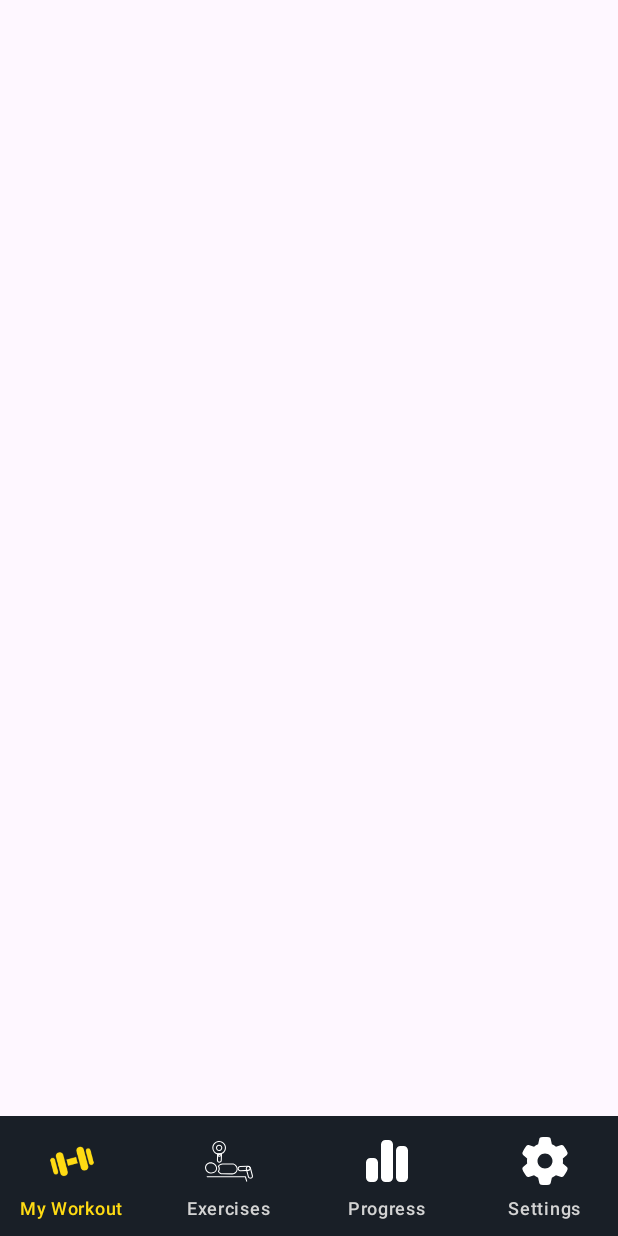
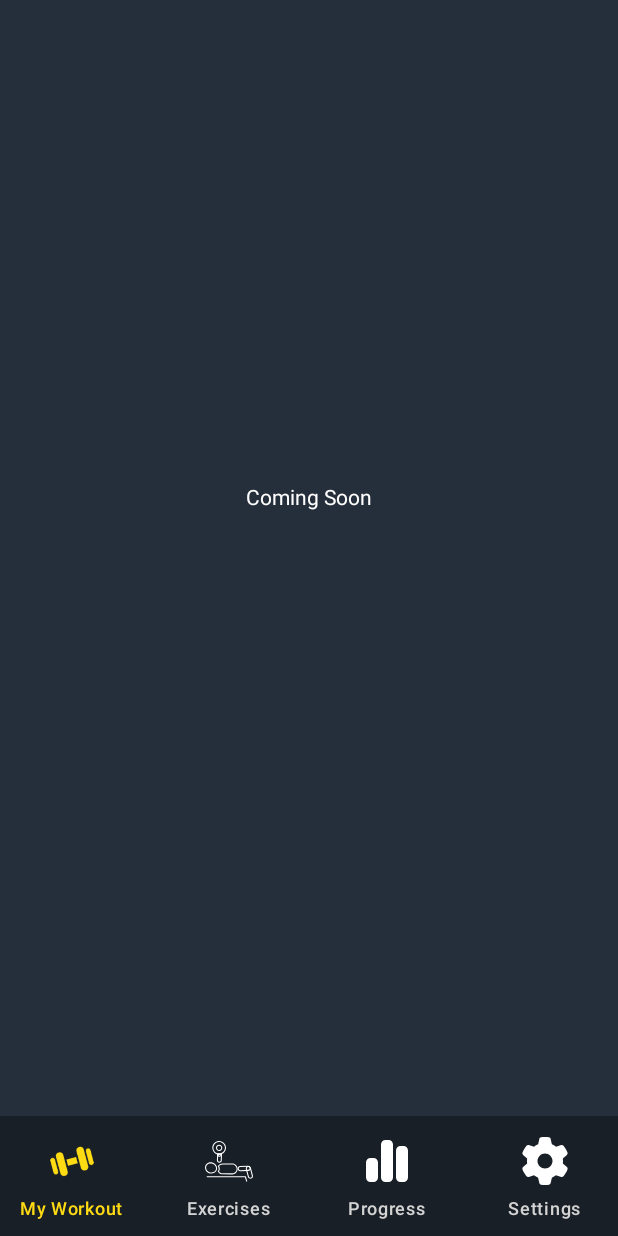
Before and after one commit to lauraldo/my_workout, an Android app built with Jetpack Compose: the EmptyScreen screen opened through its navigation route, on a phone screen of 412 x 824 dp. Run offline under Robolectric (Android 15) with nearby library versions, the phone set to English and light mode, and no system bars; our stand-ins replace Dagger/Hilt's generated code.

Commit message:
improve UI + add filters panel

```diff
--- /dev/null
+++ b/app/src/main/java/com/niolasdev/myworkout/data/Filter.kt
@@ -0,0 +1,6 @@
+package com.niolasdev.myworkout.data
+
+data class Filter(
+    val name: String,
+    val isRefreshing: Boolean,
+)
--- a/app/src/main/java/com/niolasdev/myworkout/domain/WorkoutRepository.kt
+++ b/app/src/main/java/com/niolasdev/myworkout/domain/WorkoutRepository.kt
@@ -1,8 +1,10 @@
 package com.niolasdev.myworkout.domain
 
+import com.niolasdev.myworkout.data.Filter
 import com.niolasdev.myworkout.data.WorkoutData
 
 interface WorkoutRepository {
 
     suspend fun getWorkoutData(): WorkoutResult<WorkoutData>
+    suspend fun getFilters(): List<Filter>
 }
--- a/app/src/main/java/com/niolasdev/myworkout/domain/WorkoutRepositoryImpl.kt
+++ b/app/src/main/java/com/niolasdev/myworkout/domain/WorkoutRepositoryImpl.kt
@@ -1,6 +1,7 @@
 package com.niolasdev.myworkout.domain
 
 import android.content.Context
+import com.niolasdev.myworkout.data.Filter
 import com.niolasdev.myworkout.data.WorkoutData
 import kotlinx.serialization.json.Json
 import javax.inject.Inject
@@ -25,4 +26,16 @@ class WorkoutRepositoryImpl @Inject constructor(
             WorkoutResult.Error(e)
         }
     }
+
+    override suspend fun getFilters(): List<Filter> {
+        return listOf(
+            Filter("Muscles (16)", false),
+            Filter("45-60 Min", false),
+            Filter("Schedule", false),
+            Filter("Basic Exercises", false),
+            Filter("Equipment (64)", false),
+            Filter("Goals (1)", false),
+            Filter("Refresh Plan", true),
+        )
+    }
 }
--- a/app/src/main/java/com/niolasdev/myworkout/ui/EmptyScreen.kt
+++ b/app/src/main/java/com/niolasdev/myworkout/ui/EmptyScreen.kt
@@ -1,9 +1,23 @@
 package com.niolasdev.myworkout.ui
 
+import androidx.compose.foundation.layout.Arrangement
+import androidx.compose.foundation.layout.Column
+import androidx.compose.foundation.layout.fillMaxSize
+import androidx.compose.material3.Text
 import androidx.compose.runtime.Composable
+import androidx.compose.ui.Alignment
 import androidx.compose.ui.Modifier
+import com.niolasdev.myworkout.ui.theme.Theme
 
 @Composable
 fun EmptyScreen(
     modifier: Modifier = Modifier
-) {}
+) {
+    Column(
+        modifier = modifier.fillMaxSize(),
+        verticalArrangement = Arrangement.Center,
+        horizontalAlignment = Alignment.CenterHorizontally
+    ) {
+        Text(text = "Coming Soon", color = Theme.colors.textPrimary)
+    }
+}
--- a/app/src/main/java/com/niolasdev/myworkout/ui/MainScreen.kt
+++ b/app/src/main/java/com/niolasdev/myworkout/ui/MainScreen.kt
@@ -4,6 +4,7 @@ import androidx.compose.foundation.layout.padding
 import androidx.compose.material3.Scaffold
 import androidx.compose.runtime.Composable
 import androidx.compose.ui.Modifier
+import androidx.compose.ui.graphics.Color
 import androidx.compose.ui.tooling.preview.Preview
 import androidx.hilt.navigation.compose.hiltViewModel
 import androidx.navigation.compose.rememberNavController
@@ -31,6 +32,7 @@ internal fun MainScreen(
     val navController = rememberNavController()
 
     Scaffold(
+        containerColor = Color.Transparent,
         modifier = modifier,
         content = @Composable { innerPadding ->
             MainNavigation(
--- a/app/src/main/java/com/niolasdev/myworkout/ui/WorkoutScreen.kt
+++ b/app/src/main/java/com/niolasdev/myworkout/ui/WorkoutScreen.kt
@@ -1,16 +1,36 @@
 package com.niolasdev.myworkout.ui
 
+import androidx.compose.foundation.layout.Arrangement
+import androidx.compose.foundation.layout.Column
+import androidx.compose.foundation.layout.PaddingValues
+import androidx.compose.foundation.layout.Spacer
+import androidx.compose.foundation.layout.fillMaxSize
+import androidx.compose.foundation.layout.padding
+import androidx.compose.foundation.layout.size
+import androidx.compose.foundation.layout.width
+import androidx.compose.foundation.lazy.LazyRow
+import androidx.compose.foundation.lazy.items
+import androidx.compose.material3.HorizontalDivider
+import androidx.compose.material3.Icon
+import androidx.compose.material3.Text
 import androidx.compose.runtime.Composable
 import androidx.compose.runtime.LaunchedEffect
+import androidx.compose.runtime.getValue
 import androidx.compose.ui.Modifier
-import androidx.compose.runtime.getValue
+import androidx.compose.ui.res.painterResource
+import androidx.compose.ui.tooling.preview.Preview
+import androidx.compose.ui.unit.dp
 import androidx.hilt.navigation.compose.hiltViewModel
 import androidx.lifecycle.compose.collectAsStateWithLifecycle
+import com.niolasdev.myworkout.R
+import com.niolasdev.myworkout.ui.theme.DefaultTheme
+import com.niolasdev.myworkout.ui.theme.Theme
+import com.niolasdev.myworkout.ui.widget.FilterButton
 
 @Composable
 fun WorkoutScreen(
+    modifier: Modifier = Modifier,
     viewModel: WorkoutViewModel = hiltViewModel<WorkoutViewModel>(),
-    modifier: Modifier = Modifier,
 ) {
     val state by viewModel.uiState.collectAsStateWithLifecycle()
 
@@ -28,7 +48,57 @@ fun WorkoutScreen(
 @Composable
 internal fun WorkoutScreen(
     uiState: WorkoutUiState,
-    modifier: Modifier,
+    modifier: Modifier = Modifier,
 ) {
+    Column(
+        modifier = modifier.fillMaxSize(),
+    ) {
 
+        Text(
+            modifier = Modifier.padding(8.dp),
+            text = "My Workout",
+            color = Theme.colors.textPrimary,
+            style = Theme.fonts.title
+        )
+        HorizontalDivider(color = Theme.colors.tertiary)
+
+        when (uiState) {
+            is WorkoutUiState.Error -> {}
+            WorkoutUiState.Loading -> {}
+            is WorkoutUiState.Ready -> {
+                LazyRow(
+                    contentPadding = PaddingValues(8.dp),
+                    horizontalArrangement = Arrangement.spacedBy(8.dp)
+                ) {
+                    items(uiState.workoutData.filters) { filter ->
+                        FilterButton(
+                            onClick = {}
+                        ) {
+                            Text(text = filter.name, color = Theme.colors.textPrimary)
+                            Spacer(modifier = Modifier.width(12.dp))
+                            Icon(
+                                modifier = Modifier.size(16.dp),
+                                painter = painterResource(
+                                    if (filter.isRefreshing)
+                                        R.drawable.ic_refresh
+                                    else
+                                        R.drawable.ic_chevron_down
+                                ),
+                                contentDescription = null,
+                                tint = Theme.colors.textPrimary
+                            )
+                        }
+                    }
+                }
+            }
+        }
+    }
 }
+
+@Composable
+@Preview
+fun WorkoutScreenPreview() {
+    DefaultTheme {
+        WorkoutScreen(uiState = WorkoutUiState.Loading)
+    }
+}
--- a/app/src/main/java/com/niolasdev/myworkout/ui/WorkoutViewModel.kt
+++ b/app/src/main/java/com/niolasdev/myworkout/ui/WorkoutViewModel.kt
@@ -3,6 +3,7 @@ package com.niolasdev.myworkout.ui
 import android.util.Log
 import androidx.lifecycle.ViewModel
 import androidx.lifecycle.viewModelScope
+import com.niolasdev.myworkout.data.Filter
 import com.niolasdev.myworkout.data.WorkoutData
 import com.niolasdev.myworkout.domain.WorkoutRepository
 import com.niolasdev.myworkout.domain.WorkoutResult
@@ -11,13 +12,14 @@ import kotlinx.coroutines.Dispatchers
 import kotlinx.coroutines.flow.MutableStateFlow
 import kotlinx.coroutines.flow.StateFlow
 import kotlinx.coroutines.flow.asStateFlow
+import kotlinx.coroutines.flow.update
 import kotlinx.coroutines.launch
 import javax.inject.Inject
 
 @HiltViewModel
 class WorkoutViewModel @Inject constructor(
     private val workoutRepository: WorkoutRepository,
-): ViewModel() {
+) : ViewModel() {
 
     private val LOG_TAG = this::class.simpleName ?: "VM"
 
@@ -28,23 +30,34 @@ class WorkoutViewModel @Inject constructor(
 
     fun getWorkoutData() {
         viewModelScope.launch(Dispatchers.IO) {
-            val result = workoutRepository.getWorkoutData()
-            _state.value = when (result) {
+            val workoutData = workoutRepository.getWorkoutData()
+            _state.value = when (workoutData) {
                 is WorkoutResult.Error -> {
-                    Log.d(LOG_TAG, result.e?.message ?: "error")
-                    WorkoutUiState.Error(result.e?.message ?: "")
+                    Log.d(LOG_TAG, workoutData.e?.message ?: "error")
+                    WorkoutUiState.Error(workoutData.e?.message ?: "")
                 }
+
                 is WorkoutResult.Success -> {
-                    Log.d(LOG_TAG, result.data.workouts[0].workout[0].exerciseName)
-                    WorkoutUiState.Data(result.data)
+                    Log.d(LOG_TAG, workoutData.data.workouts[0].workout[0].exerciseName)
+                    WorkoutUiState.Ready(
+                        WorkoutUiData(
+                            workoutData = workoutData.data,
+                            filters = workoutRepository.getFilters()
+                        )
+                    )
                 }
             }
         }
     }
 }
 
+data class WorkoutUiData(
+    val workoutData: WorkoutData,
+    val filters: List<Filter>
+)
+
 sealed interface WorkoutUiState {
-    object Loading: WorkoutUiState
-    data class Data(val workoutData: WorkoutData): WorkoutUiState
-    class Error(val message: String): WorkoutUiState
+    object Loading : WorkoutUiState
+    data class Ready(val workoutData: WorkoutUiData) : WorkoutUiState
+    class Error(val message: String) : WorkoutUiState
 }
--- a/app/src/main/java/com/niolasdev/myworkout/ui/theme/Theme.kt
+++ b/app/src/main/java/com/niolasdev/myworkout/ui/theme/Theme.kt
@@ -2,9 +2,18 @@ package com.niolasdev.myworkout.ui.theme
 
 import androidx.compose.runtime.Composable
 import androidx.compose.runtime.CompositionLocalProvider
+import androidx.compose.runtime.Immutable
 import androidx.compose.runtime.staticCompositionLocalOf
 import androidx.compose.ui.graphics.Color
+import androidx.compose.ui.text.TextStyle
+import androidx.compose.ui.text.font.Font
+import androidx.compose.ui.text.font.FontFamily
+import androidx.compose.ui.unit.Dp
+import androidx.compose.ui.unit.dp
+import androidx.compose.ui.unit.sp
+import com.niolasdev.myworkout.R
 
+@Immutable
 data class ColorScheme(
     val primary: Color,
     val secondary: Color,
@@ -15,6 +24,18 @@ data class ColorScheme(
     val textPrimary: Color,
     val textSecondary: Color,
     val textTertiary: Color,
+)
+
+@Immutable
+data class Typography(
+    val title: TextStyle,
+    val important: TextStyle,
+)
+
+@Immutable
+data class Elevation(
+    val default: Dp,
+    val pressed: Dp,
 )
 
 val localColorScheme = staticCompositionLocalOf {
@@ -31,9 +52,31 @@ val localColorScheme = staticCompositionLocalOf {
     )
 }
 
+val localTypography = staticCompositionLocalOf {
+    Typography(
+        title = TextStyle.Default,
+        important = TextStyle.Default,
+    )
+}
+
+val workoutFontFamily = FontFamily(
+    Font(R.font.lakes_neue_trial)
+)
+
+val localElevation = staticCompositionLocalOf {
+    Elevation(
+        default = Dp.Unspecified,
+        pressed = Dp.Unspecified,
+    )
+}
+
 object Theme {
     val colors: ColorScheme
         @Composable get() = localColorScheme.current
+    val fonts: Typography
+        @Composable get() = localTypography.current
+    val elevation: Elevation
+        @Composable get() = localElevation.current
 }
 
 @Composable
@@ -51,8 +94,23 @@ fun DefaultTheme(
         textTertiary = Color(0xFF000000),
     )
 
+    val typography = Typography(
+        title = TextStyle(fontSize = 18.sp),
+        important = TextStyle(
+            fontFamily = workoutFontFamily,
+            fontSize = 16.sp
+        ),
+    )
+
+    val elevation = Elevation(
+        default = 0.dp,
+        pressed = 2.dp,
+    )
+
     CompositionLocalProvider(
         localColorScheme provides colors,
+        localTypography provides typography,
+        localElevation provides elevation,
         content = content,
     )
 }
--- a/app/src/main/java/com/niolasdev/myworkout/ui/ExerciseItem.kt
+++ b/app/src/main/java/com/niolasdev/myworkout/ui/widget/ExerciseItem.kt
@@ -1,4 +1,4 @@
-package com.niolasdev.myworkout.ui
+package com.niolasdev.myworkout.ui.widget
 
 import androidx.compose.runtime.Composable
 
--- /dev/null
+++ b/app/src/main/java/com/niolasdev/myworkout/ui/widget/FilterButton.kt
@@ -0,0 +1,64 @@
+package com.niolasdev.myworkout.ui.widget
+
+import androidx.compose.foundation.layout.PaddingValues
+import androidx.compose.foundation.layout.RowScope
+import androidx.compose.foundation.layout.Spacer
+import androidx.compose.foundation.layout.size
+import androidx.compose.foundation.layout.width
+import androidx.compose.foundation.shape.RoundedCornerShape
+import androidx.compose.material3.Button
+import androidx.compose.material3.ButtonDefaults
+import androidx.compose.material3.Icon
+import androidx.compose.material3.Text
+import androidx.compose.runtime.Composable
+import androidx.compose.ui.Modifier
+import androidx.compose.ui.graphics.Shape
+import androidx.compose.ui.res.painterResource
+import androidx.compose.ui.tooling.preview.Preview
+import androidx.compose.ui.unit.dp
+import com.niolasdev.myworkout.R
+import com.niolasdev.myworkout.ui.theme.DefaultTheme
+import com.niolasdev.myworkout.ui.theme.Theme
+
+@Composable
+fun FilterButton(
+    onClick: () -> Unit,
+    modifier: Modifier = Modifier,
+    shape: Shape = ControlShape,
+    content: @Composable RowScope.() -> Unit,
+) {
+    Button(
+        colors = ButtonDefaults.buttonColors(
+            containerColor = Theme.colors.secondary,
+        ),
+        shape = shape,
+        contentPadding = PaddingValues(horizontal = 16.dp),
+        elevation = ButtonDefaults.elevatedButtonElevation(
+            defaultElevation = Theme.elevation.default,
+            pressedElevation = Theme.elevation.pressed,
+        ),
+        enabled = true,
+        modifier = modifier,
+        onClick = onClick,
+        content = content,
+    )
+}
+
+val ControlShape = RoundedCornerShape(size = 28.dp)
+
+@Preview(showBackground = true)
+@Composable
+fun FilterButtonPreview() {
+    DefaultTheme {
+        FilterButton(onClick = {}) {
+            Text(text = "Muscles (16)", color = Theme.colors.textPrimary)
+            Spacer(modifier = Modifier.width(12.dp))
+            Icon(
+                modifier = Modifier.size(16.dp),
+                painter = painterResource(R.drawable.ic_chevron_down),
+                contentDescription = null,
+                tint = Theme.colors.textPrimary
+            )
+        }
+    }
+}
--- /dev/null
+++ b/app/src/main/res/drawable/ic_chevron_down.xml
@@ -0,0 +1,5 @@
+<vector xmlns:android="http://schemas.android.com/apk/res/android" android:height="32dp" android:viewportHeight="512" android:viewportWidth="512" android:width="32dp">
+
+    <path android:fillColor="#FF000000" android:pathData="M233.4,406.6c12.5,12.5 32.8,12.5 45.3,0l192,-192c12.5,-12.5 12.5,-32.8 0,-45.3s-32.8,-12.5 -45.3,0L256,338.7 86.6,169.4c-12.5,-12.5 -32.8,-12.5 -45.3,0s-12.5,32.8 0,45.3l192,192z"/>
+
+</vector>
--- /dev/null
+++ b/app/src/main/res/drawable/ic_refresh.xml
@@ -0,0 +1,5 @@
+<vector xmlns:android="http://schemas.android.com/apk/res/android" android:height="32dp" android:viewportHeight="512" android:viewportWidth="512" android:width="32dp">
+
+    <path android:fillColor="#FF000000" android:pathData="M48.5,224L40,224c-13.3,0 -24,-10.7 -24,-24L16,72c0,-9.7 5.8,-18.5 14.8,-22.2s19.3,-1.7 26.2,5.2L98.6,96.6c87.6,-86.5 228.7,-86.2 315.8,1c87.5,87.5 87.5,229.3 0,316.8s-229.3,87.5 -316.8,0c-12.5,-12.5 -12.5,-32.8 0,-45.3s32.8,-12.5 45.3,0c62.5,62.5 163.8,62.5 226.3,0s62.5,-163.8 0,-226.3c-62.2,-62.2 -162.7,-62.5 -225.3,-1L185,183c6.9,6.9 8.9,17.2 5.2,26.2s-12.5,14.8 -22.2,14.8L48.5,224z"/>
+
+</vector>
```
Also changed, not shown: app/src/main/java/com/niolasdev/myworkout/ui/theme/Type.kt (deleted, +0 -34 lines), app/src/main/res/font/lakes_neue_trial.ttf (added).
